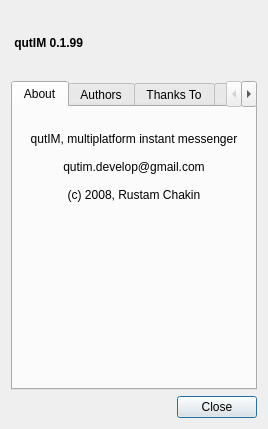
Before: the Qt Designer form src/aboutinfo.ui in Winand/mqutim, drawn with Qt 5.
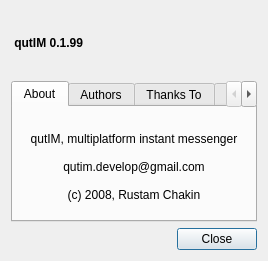
After: the same form once the commit is applied. Icons and pictures are not drawn.

The edit to the form file:
```diff
--- a/src/aboutinfo.ui
+++ b/src/aboutinfo.ui
@@ -6,9 +6,15 @@
     <x>0</x>
     <y>0</y>
     <width>268</width>
-    <height>429</height>
+    <height>261</height>
    </rect>
   </property>
+  <property name="sizePolicy" >
+   <sizepolicy vsizetype="Expanding" hsizetype="Expanding" >
+    <horstretch>0</horstretch>
+    <verstretch>0</verstretch>
+   </sizepolicy>
+  </property>
   <property name="windowTitle" >
    <string>About qutIM</string>
   </property>
```
